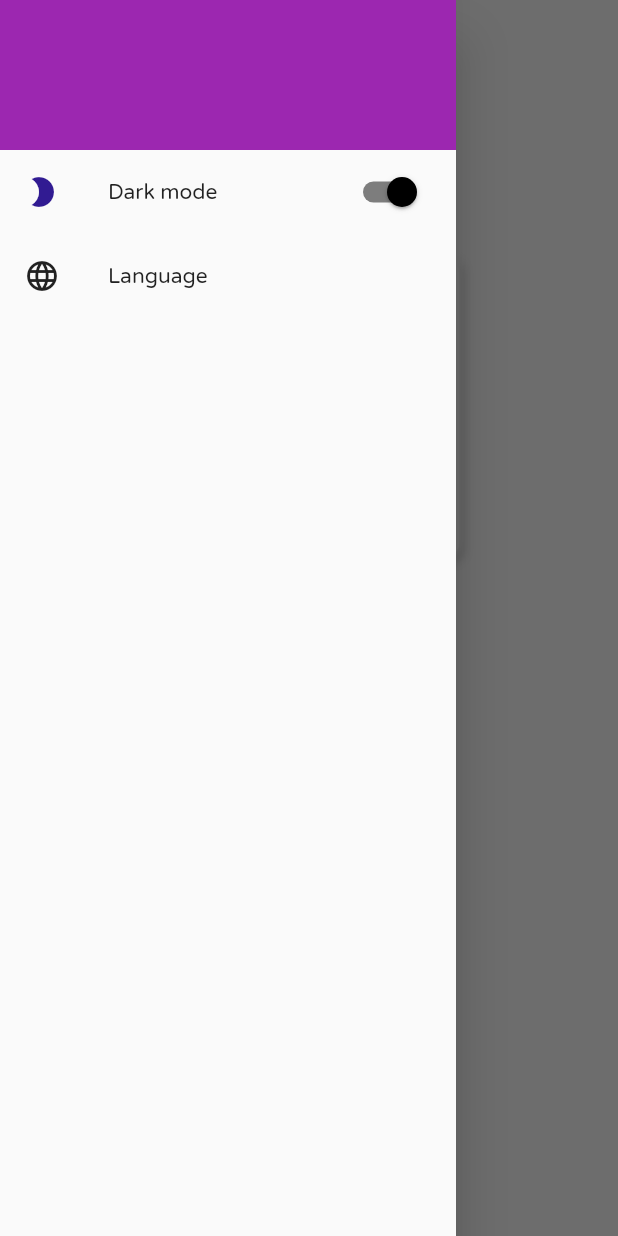
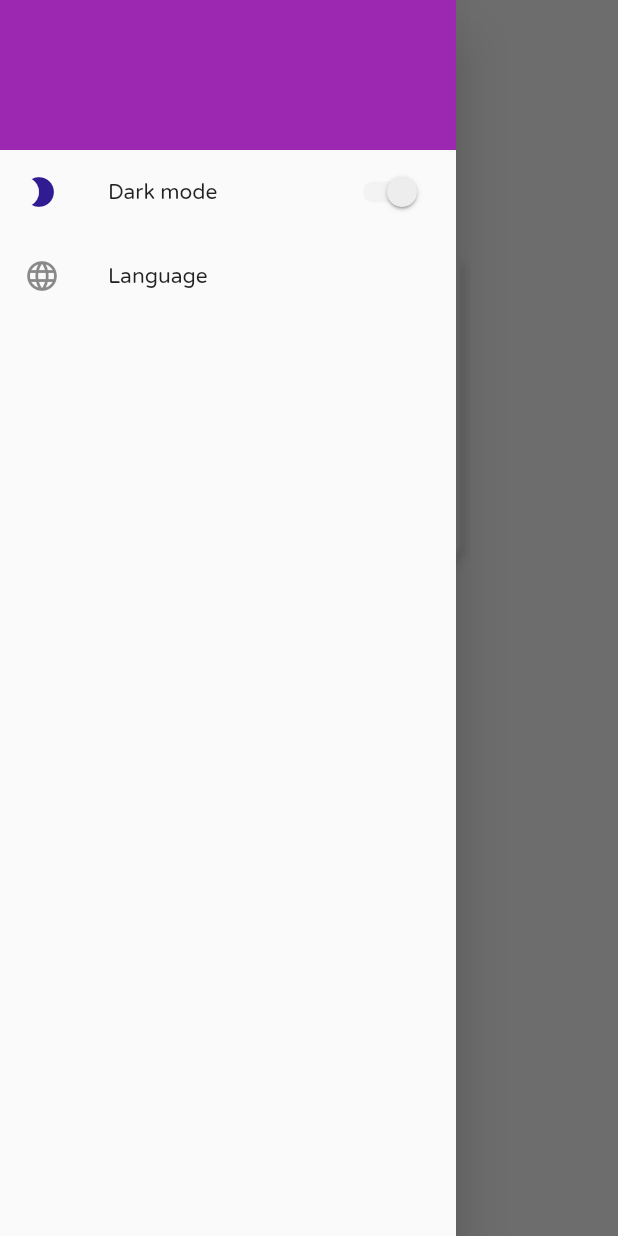
Before and after one commit to rishabhxcode/two_blocks, a Flutter app: the screen it shows after launch, with the side drawer open, on a phone screen of 412 x 824 dp. Run offline on Flutter 3.47's test engine with Material 2 defaults, Android fonts, the phone set to English and light mode, and no system bars.

Commit message:
one block

```diff
--- a/lib/main.dart
+++ b/lib/main.dart
@@ -12,20 +12,9 @@ class MyApp extends StatelessWidget {
       debugShowCheckedModeBanner: false,
       title: '2 blocks',
       theme: ThemeData(
-        colorScheme: ColorScheme(
-            primary: Colors.black,
-            primaryVariant: Colors.black,
-            secondary: Colors.black,
-            secondaryVariant: Colors.black,
-            surface: Colors.black,
-            background: Colors.black,
-            error: Colors.black,
-            onPrimary: Colors.black,
-            onSecondary: Colors.black,
-            onSurface: Colors.black,
-            onBackground: Colors.black,
-            onError: Colors.black,
-            brightness: Brightness.dark),
+        buttonTheme: ButtonThemeData(
+          textTheme: ButtonTextTheme.normal,
+        ),
         fontFamily: 'varela',
         brightness: Brightness.light,
         primarySwatch: Colors.green,
--- a/lib/screens/home_screen.dart
+++ b/lib/screens/home_screen.dart
@@ -13,7 +13,7 @@ class HomeScreen extends StatefulWidget {
 }
 
 class _HomeScreenState extends State<HomeScreen> {
-  static const Color white = Colors.white;
+
   double h1 = 50;
   double w1 = 166;
   @override
--- a/lib/widgets/flat_num_button.dart
+++ b/lib/widgets/flat_num_button.dart
@@ -1,5 +1,3 @@
-
-
 import 'package:flutter/material.dart';
 
 class FlatNumButton extends StatelessWidget {
--- a/lib/widgets/neu_button_widget.dart
+++ b/lib/widgets/neu_button_widget.dart
@@ -25,18 +25,18 @@ class NeuButtonWidget extends StatelessWidget {
   const NeuButtonWidget(
       {Key key,
       this.fillColor,
-      this.height,
-      this.width,
+      this.height = 40,
+      this.width = 100,
       this.gradient,
       this.shadows,
-      this.shape,
+      this.shape = BoxShape.rectangle,
       this.borderRadius,
       this.splashColor,
       this.highLightColor,
       this.onTap,
       this.border,
       this.duration,
-      this.curve,
+      this.curve = Curves.ease,
       this.onTapDown,
       this.onTapCancel,
       this.padding,
@@ -49,20 +49,21 @@ class NeuButtonWidget extends StatelessWidget {
   @override
   Widget build(BuildContext context) {
     return AnimatedContainer(
-        curve: curve ?? Curves.ease,
-        height: height ?? 40,
-        width: width ?? 100,
+        curve: curve,
+        height: height,
+        width: width,
         padding: EdgeInsets.all(0),
         alignment: Alignment.center,
         duration: duration ?? Duration(milliseconds: 50),
         decoration: BoxDecoration(
-          shape: shape ?? BoxShape.rectangle,
+          shape: shape,
           color: Colors.transparent,
-          image: image ?? null,
+          image: image,
           gradient: gradient,
           border: border,
           borderRadius: boundaryRadius ?? BorderRadius.circular(6),
-          boxShadow: shadows ??  [
+          boxShadow: shadows ??
+              [
                 BoxShadow(
                     offset: Offset(2, 2),
                     spreadRadius: 2,
@@ -88,10 +89,11 @@ class NeuButtonWidget extends StatelessWidget {
               onTapCancel: onTapCancel,
               onTapDown: onTapDown,
               child: SizedBox(
-                height: height ?? 40,
-                width: width ?? 100,
+                height: height,
+                width: width,
                 child: child,
               )
+
               /// keep color of child transparent to show the Splash and HightLight Color ///
               ),
         ));
--- a/lib/widgets/neu_container.dart
+++ b/lib/widgets/neu_container.dart
@@ -11,29 +11,28 @@ class NeuContainer extends StatelessWidget {
   final Widget child;
   final Gradient gradient;
   final List<BoxShadow> boxShadow;
-  const NeuContainer(
-      {Key key,
+  const NeuContainer({
+    Key key,
     this.fillColor,
     this.borderRadius,
-      this.height,
-      this.width,
+    this.height = 60,
+    this.width = 60,
     this.padding,
-      this.alignment,
+    this.alignment = Alignment.center,
     this.child,
     this.margin,
     this.gradient,
     this.boxShadow,
-      })
-      : super(key: key);
+  }) : super(key: key);
   @override
   Widget build(BuildContext context) {
     return Container(
-      height: height ?? 60,
-      width: width ?? 60,
+      height: height,
+      width: width,
       padding: padding,
       child: child,
       margin: margin,
-      alignment: alignment ?? Alignment.center,
+      alignment: alignment,
       decoration: BoxDecoration(
           boxShadow: boxShadow ??
               [
```
Lines whose indentation alone changed are shown as unchanged.
